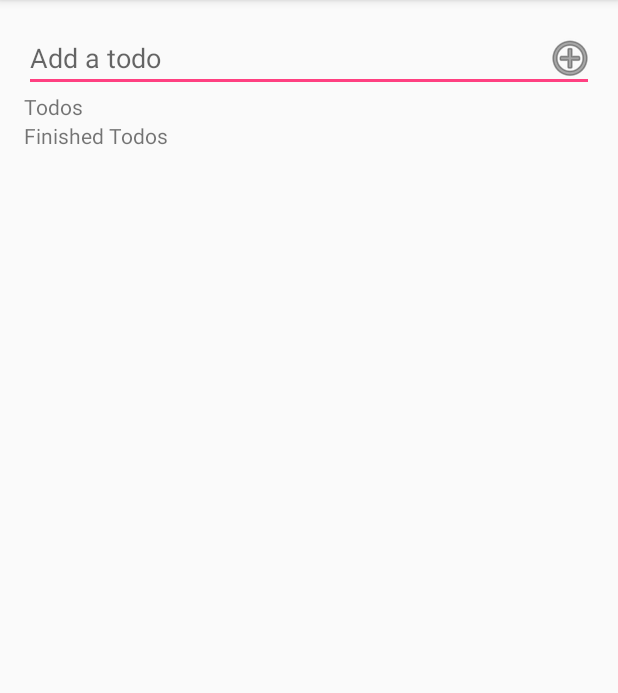
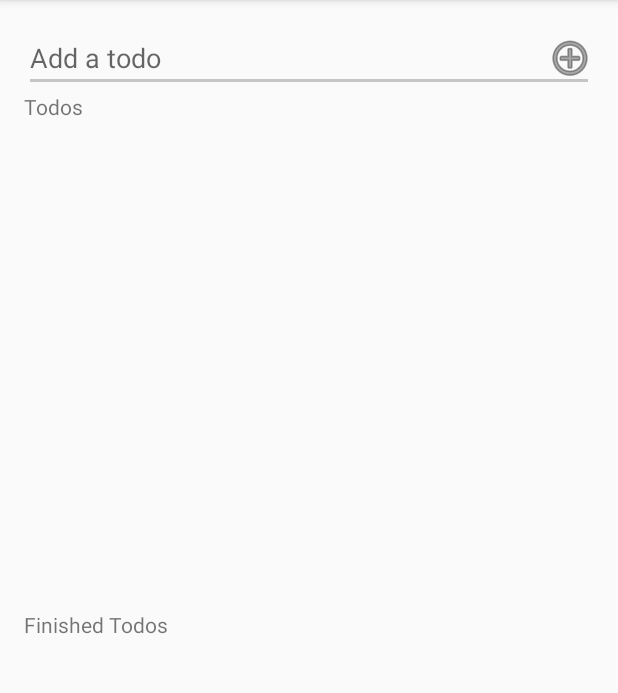
Before and after one commit to osherifo/todolist_android, an Android app: the screen it shows after launch (MainActivity), on a phone screen of 412 x 824 dp, the part 84-777 px from its top. Run offline under Robolectric (Android 15) with nearby library versions, the phone set to English and light mode, and no system bars; our stand-ins replace Firebase (no records; nobody signed in at launch, a user with empty details on screens opened directly); 3 statements that could not run were skipped.

Commit message:
fixed search and polished layout

```diff
--- a/app/src/main/java/com/example/omar/todolisttask/MainActivity.java
+++ b/app/src/main/java/com/example/omar/todolisttask/MainActivity.java
@@ -92,10 +92,13 @@ public class MainActivity extends AppCompatActivity {
 
             @Override
             public boolean onQueryTextChange(String newText) {
+                todoadaptUndone.stopFiltering();
+                todoadaptDone.stopFiltering();
                 todoadaptDone.getFilter().filter(newText);
                 todoadaptUndone.getFilter().filter(newText);
                 checkedtodos.setAdapter(todoadaptDone);
                 uncheckedtodos.setAdapter(todoadaptUndone);
+
                 return false;
             }
         });
--- a/app/src/main/res/layout/activity_main.xml
+++ b/app/src/main/res/layout/activity_main.xml
@@ -1,5 +1,5 @@
 <?xml version="1.0" encoding="utf-8"?>
-<RelativeLayout xmlns:android="http://schemas.android.com/apk/res/android"
+<LinearLayout xmlns:android="http://schemas.android.com/apk/res/android"
     xmlns:app="http://schemas.android.com/apk/res-auto"
     xmlns:tools="http://schemas.android.com/tools"
     android:id="@+id/activity_main"
@@ -9,7 +9,9 @@
     android:paddingLeft="@dimen/activity_horizontal_margin"
     android:paddingRight="@dimen/activity_horizontal_margin"
     android:paddingTop="@dimen/activity_vertical_margin"
-    tools:context="com.example.omar.todolisttask.MainActivity">
+    tools:context="com.example.omar.todolisttask.MainActivity"
+    android:orientation="vertical"
+    >
 
     <RelativeLayout
         android:layout_width="match_parent"
@@ -59,11 +61,12 @@
 
     <ListView
         android:layout_width="match_parent"
-        android:layout_height="wrap_content"
+        android:layout_height="fill_parent"
         android:layout_below="@+id/textView"
         android:layout_alignParentLeft="true"
         android:layout_alignParentStart="true"
         android:id="@+id/todos_list"
+        android:layout_weight="1"
         />
     <TextView
         android:text="Finished Todos"
@@ -76,12 +79,13 @@
 
     <ListView
         android:layout_width="match_parent"
-        android:layout_height="wrap_content"
+        android:layout_height="fill_parent"
         android:layout_below="@+id/textView2"
         android:layout_alignParentLeft="true"
-        android:layout_alignParentStart="true"
+        android:layout_alignParentBottom="true"
         android:id="@+id/finished_todos_list"
+        android:layout_weight="1"
         />
 
 
-</RelativeLayout>
+</LinearLayout>
--- a/app/src/main/res/layout/todo_item.xml
+++ b/app/src/main/res/layout/todo_item.xml
@@ -8,7 +8,7 @@
         android:id="@+id/todo_item_ctv"
         android:layout_width="wrap_content"
         android:layout_height="wrap_content"
-
+android:layout_weight="1"
         >
     </TextView>
 
--- a/app/src/main/res/values/colors.xml
+++ b/app/src/main/res/values/colors.xml
@@ -2,5 +2,5 @@
 <resources>
     <color name="colorPrimary">#3F51B5</color>
     <color name="colorPrimaryDark">#303F9F</color>
-    <color name="colorAccent">#FF4081</color>
+    <color name="colorAccent">#c5c5c5</color>
 </resources>
```
Also changed, not shown: app/src/main/java/com/example/omar/todolisttask/TodoAdapter.java (+9 -2 lines).
